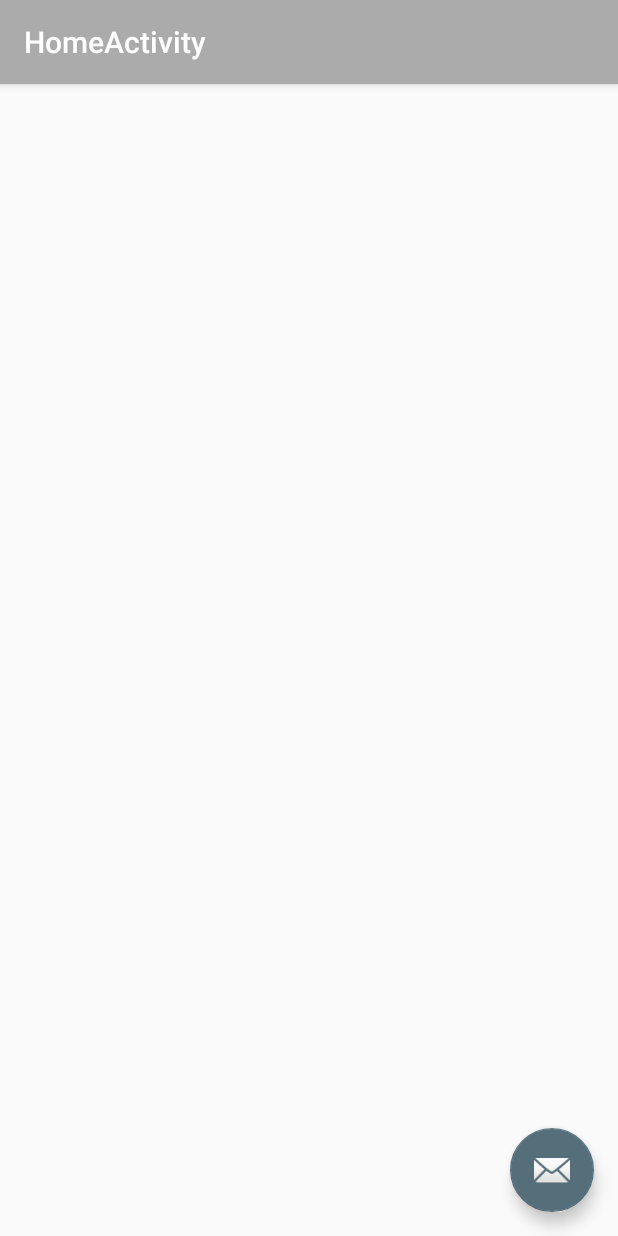
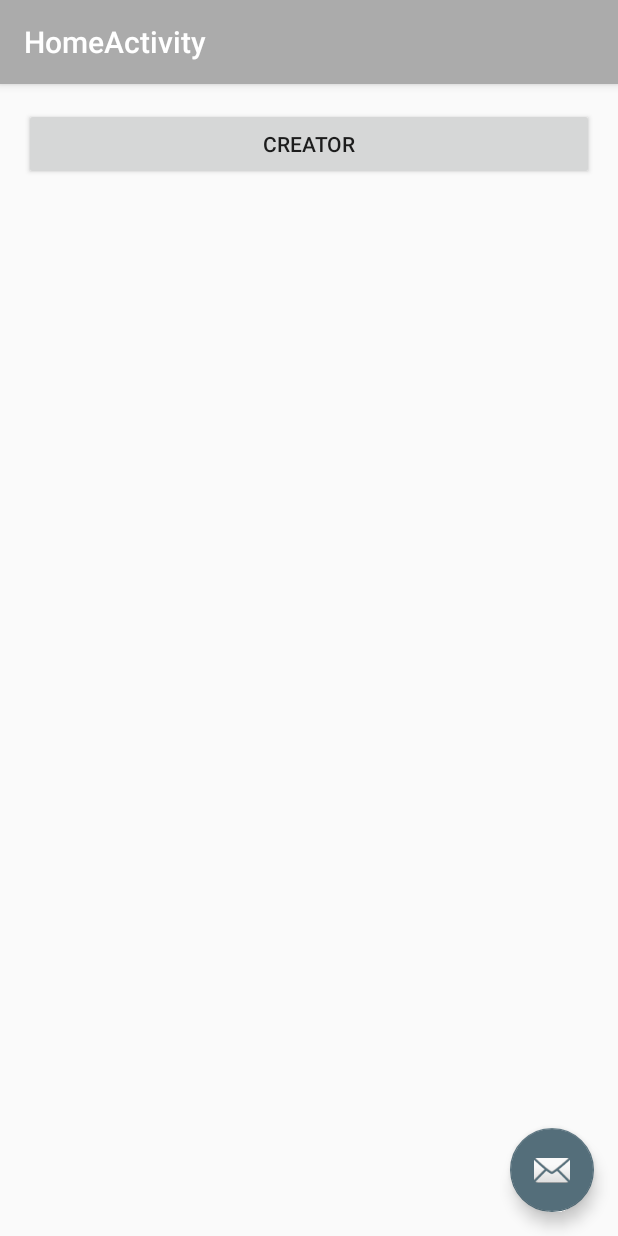
Before and after one commit to Geo-Hub/OctopusMonitoring, an Android app: the screen it shows after launch (HomeActivity), on a phone screen of 412 x 824 dp. Run offline under Robolectric (Android 15) with nearby library versions, the phone set to English and light mode, and no system bars; libraries missing offline, so code that uses them is left out: com.crashlytics.android, io.fabric.sdk, io.fiskur.form; 1 statement that could not run was skipped.

Commit message:
creator changes

```diff
--- a/app/build.gradle
+++ b/app/build.gradle
@@ -4,7 +4,7 @@ buildscript {
     }
 
     dependencies {
-        classpath 'io.fabric.tools:gradle:1.+'
+        classpath 'io.fabric.tools:gradle:1.21.7'
     }
 }
 apply plugin: 'com.android.application'
@@ -40,6 +40,7 @@ dependencies {
     compile 'com.android.support:appcompat-v7:24.1.0'
     compile 'com.android.support:design:24.1.0'
     compile 'com.android.support:support-v4:24.1.0'
+    compile 'com.google.code.gson:gson:2.7'
     compile('com.crashlytics.sdk.android:crashlytics:2.6.2@aar') {
         transitive = true;
     }
--- a/app/src/main/java/org/blueventures/octopusmonitoring/HomeActivity.java
+++ b/app/src/main/java/org/blueventures/octopusmonitoring/HomeActivity.java
@@ -7,9 +7,11 @@ import android.support.design.widget.Snackbar;
 import android.support.v7.app.AppCompatActivity;
 import android.support.v7.widget.Toolbar;
 import android.view.View;
+import android.widget.Button;
 
 import io.fiskur.form.Form;
 import io.fiskur.form.FormApi;
+import io.fiskur.form.creator.CreatorActivity;
 
 public class HomeActivity extends AppCompatActivity {
 
@@ -19,6 +21,14 @@ public class HomeActivity extends AppCompatActivity {
     setContentView(R.layout.activity_home);
     Toolbar toolbar = (Toolbar) findViewById(R.id.toolbar);
     setSupportActionBar(toolbar);
+
+    Button creatorButton = (Button) findViewById(R.id.creator_button);
+    creatorButton.setOnClickListener(new View.OnClickListener() {
+      @Override
+      public void onClick(View view) {
+        startActivity(new Intent(HomeActivity.this, CreatorActivity.class));
+      }
+    });
 
     FloatingActionButton fab = (FloatingActionButton) findViewById(R.id.fab);
     fab.setOnClickListener(new View.OnClickListener() {
--- a/app/src/main/res/layout/content_home.xml
+++ b/app/src/main/res/layout/content_home.xml
@@ -13,4 +13,10 @@
     tools:context="org.blueventures.octopusmonitoring.HomeActivity"
     tools:showIn="@layout/activity_home">
 
+    <Button
+        android:id="@+id/creator_button"
+        android:layout_width="match_parent"
+        android:layout_height="wrap_content"
+        android:text="Creator"/>
+
 </RelativeLayout>
--- a/build.gradle
+++ b/build.gradle
@@ -5,7 +5,7 @@ buildscript {
         jcenter()
     }
     dependencies {
-        classpath 'com.android.tools.build:gradle:2.1.2'
+        classpath 'com.android.tools.build:gradle:2.2.0'
 
         // NOTE: Do not place your application dependencies here; they belong
         // in the individual module build.gradle files
```
Also changed, not shown: gradle/wrapper/gradle-wrapper.properties.
